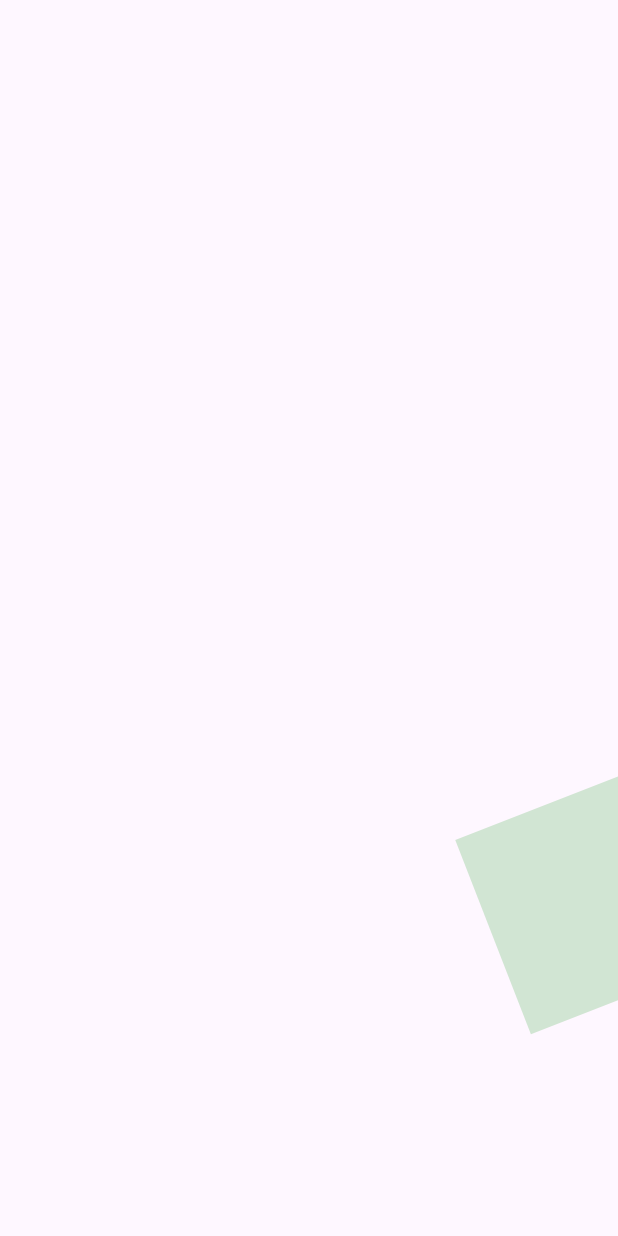
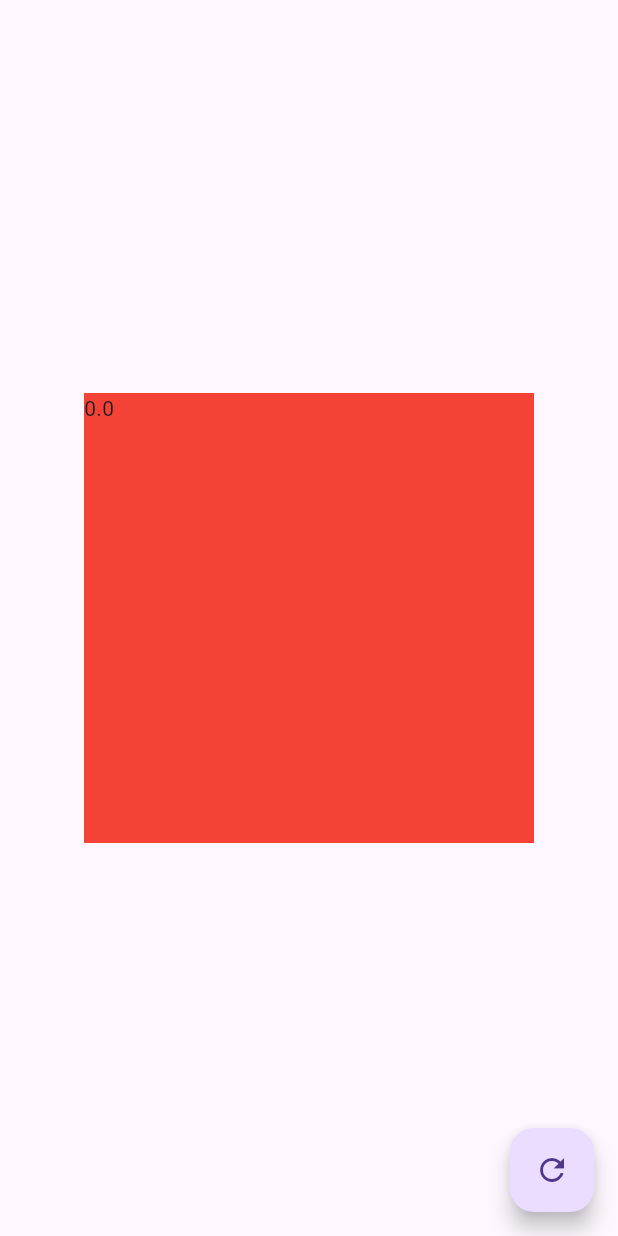
Before and after one commit to carlosdiazz/flutter_disenos_2, a Flutter app: the screen it shows after launch, on a phone screen of 412 x 824 dp. Run offline on Flutter 3.47's test engine with Material 3 defaults, Android fonts, the phone set to English and light mode, and no system bars.

Commit message:
Agregando Circular

```diff
--- a/lib/main.dart
+++ b/lib/main.dart
@@ -11,6 +11,6 @@ class MainApp extends StatelessWidget {
   @override
   Widget build(BuildContext context) {
     return const MaterialApp(
-        debugShowCheckedModeBanner: false, home: AnimacionesPage());
+        debugShowCheckedModeBanner: false, home: GraficasCircularesPages());
   }
 }
--- /dev/null
+++ b/lib/src/pages/graficas_circulares_page.dart
@@ -0,0 +1,37 @@
+import 'package:custom_painter/src/widgets/radial_progress.dart';
+import 'package:flutter/material.dart';
+
+class GraficasCircularesPages extends StatefulWidget {
+  const GraficasCircularesPages({super.key});
+
+  @override
+  State<GraficasCircularesPages> createState() =>
+      _GraficasCircularesPagesState();
+}
+
+class _GraficasCircularesPagesState extends State<GraficasCircularesPages> {
+  double porcentaje = 0.0;
+  @override
+  Widget build(BuildContext context) {
+    return Scaffold(
+      floatingActionButton: FloatingActionButton(
+        onPressed: () {
+          setState(() {
+            porcentaje += 10;
+            if (porcentaje > 100) porcentaje = 0;
+          });
+        },
+        child: const Icon(Icons.refresh),
+      ),
+      body: Center(
+        child: Container(
+          width: 300,
+          height: 300,
+          color: Colors.red,
+          child: RadialProgress(porcentaje: porcentaje),
+        ),
+        //child: Text("Porcentaje $porcentaje %"),
+      ),
+    );
+  }
+}
--- a/lib/src/pages/pages.dart
+++ b/lib/src/pages/pages.dart
@@ -1,2 +1,3 @@
 export './animaciones_page.dart';
 export './headers_page.dart';
+export './graficas_circulares_page.dart';
--- /dev/null
+++ b/lib/src/widgets/radial_progress.dart
@@ -0,0 +1,18 @@
+import 'package:flutter/material.dart';
+
+class RadialProgress extends StatefulWidget {
+  final double porcentaje;
+  const RadialProgress({super.key, required this.porcentaje});
+
+  @override
+  State<RadialProgress> createState() => _RadialProgressState();
+}
+
+class _RadialProgressState extends State<RadialProgress> {
+  @override
+  Widget build(BuildContext context) {
+    return Container(
+      child: Text("${widget.porcentaje}"),
+    );
+  }
+}
```
Also changed, not shown: lib/src/labs/circular_progress_page.dart (added, +100 -0 lines).
